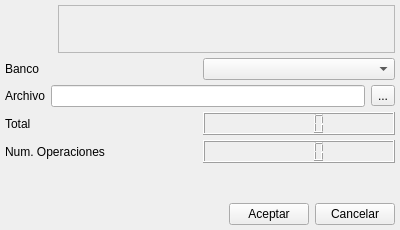
Above: bulmages/bulmafact/plugins/pluginbf_q19/q19base.ui from eboladev/Bulmages-1 before the change. Below: the same form after it.
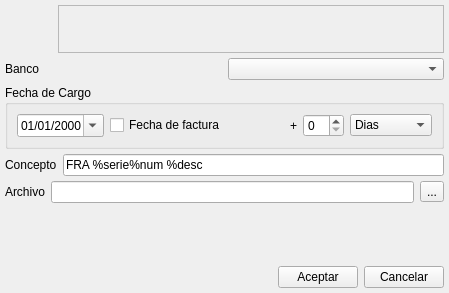
That is the form after the change. Icons and pictures are not drawn. Custom widgets are drawn as their Qt base class.

Commit message: Arreglo alguns bugs de remeses bancàries (q19): una sola capçalera per n dates, codificació del fitxer, continguts... no els recordo tots. Hauria de ser com les correccions de la branca docsMonolitic, però amb sufixe configurable a la fitxa del banc. Falta acabar de provar que generi els fitxers igual que la branca i després si algú ho vol provar amb un banc real. També falta treure caracters no ascii dels missatges i adaptar el gettext. A veure quan puc fer-ho.

```diff
--- a/bulmages/bulmafact/plugins/pluginbf_q19/q19base.ui
+++ b/bulmages/bulmafact/plugins/pluginbf_q19/q19base.ui
@@ -5,28 +5,28 @@
    <rect>
     <x>0</x>
     <y>0</y>
-    <width>400</width>
-    <height>230</height>
+    <width>449</width>
+    <height>293</height>
    </rect>
   </property>
   <property name="windowTitle" >
    <string>Generacion Q19</string>
   </property>
   <layout class="QVBoxLayout" >
-   <property name="margin" >
-    <number>5</number>
-   </property>
    <property name="spacing" >
     <number>5</number>
    </property>
+   <property name="margin" >
+    <number>5</number>
+   </property>
    <item>
     <layout class="QHBoxLayout" >
-     <property name="margin" >
-      <number>0</number>
-     </property>
      <property name="spacing" >
       <number>5</number>
      </property>
+     <property name="margin" >
+      <number>0</number>
+     </property>
      <item>
       <widget class="QLabel" name="label_5" >
        <property name="minimumSize" >
@@ -69,7 +69,7 @@
           <property name="sizeType" >
            <enum>QSizePolicy::Expanding</enum>
           </property>
-          <property name="sizeHint" >
+          <property name="sizeHint" stdset="0" >
            <size>
             <width>291</width>
             <height>31</height>
@@ -84,17 +84,20 @@
    </item>
    <item>
     <layout class="QHBoxLayout" >
-     <property name="margin" >
-      <number>0</number>
-     </property>
      <property name="spacing" >
       <number>6</number>
      </property>
+     <property name="margin" >
+      <number>0</number>
+     </property>
      <item>
       <widget class="QLabel" name="label" >
        <property name="text" >
         <string>Banco</string>
        </property>
+       <property name="buddy" >
+        <cstring>mui_idbanco</cstring>
+       </property>
       </widget>
      </item>
      <item>
@@ -102,19 +105,150 @@
      </item>
     </layout>
    </item>
+   <item>
+    <widget class="QGroupBox" name="groupBox" >
+     <property name="minimumSize" >
+      <size>
+       <width>0</width>
+       <height>50</height>
+      </size>
+     </property>
+     <property name="title" >
+      <string>Fecha de Cargo</string>
+     </property>
+     <layout class="QHBoxLayout" name="horizontalLayout" >
+      <item>
+       <widget class="QDateEdit" name="mui_fecha" >
+        <property name="displayFormat" >
+         <string>dd/MM/yyyy</string>
+        </property>
+        <property name="calendarPopup" >
+         <bool>true</bool>
+        </property>
+       </widget>
+      </item>
+      <item>
+       <widget class="QCheckBox" name="mui_fechafac" >
+        <property name="sizePolicy" >
+         <sizepolicy vsizetype="Fixed" hsizetype="Expanding" >
+          <horstretch>0</horstretch>
+          <verstretch>0</verstretch>
+         </sizepolicy>
+        </property>
+        <property name="text" >
+         <string>Fecha de factura</string>
+        </property>
+       </widget>
+      </item>
+      <item>
+       <widget class="QLabel" name="label_6" >
+        <property name="sizePolicy" >
+         <sizepolicy vsizetype="Preferred" hsizetype="Minimum" >
+          <horstretch>0</horstretch>
+          <verstretch>0</verstretch>
+         </sizepolicy>
+        </property>
+        <property name="text" >
+         <string>+</string>
+        </property>
+       </widget>
+      </item>
+      <item>
+       <widget class="QSpinBox" name="mui_dias" />
+      </item>
+      <item>
+       <widget class="QComboBox" name="mui_unidad" >
+        <property name="insertPolicy" >
+         <enum>QComboBox::NoInsert</enum>
+        </property>
+        <item>
+         <property name="text" >
+          <string>Dias</string>
+         </property>
+        </item>
+        <item>
+         <property name="text" >
+          <string>Semanas</string>
+         </property>
+        </item>
+        <item>
+         <property name="text" >
+          <string>Meses</string>
+         </property>
+        </item>
+        <item>
+         <property name="text" >
+          <string>Años</string>
+         </property>
+        </item>
+       </widget>
+      </item>
+     </layout>
+    </widget>
+   </item>
    <item>
     <layout class="QHBoxLayout" >
+     <property name="spacing" >
+      <number>6</number>
+     </property>
      <property name="margin" >
       <number>0</number>
      </property>
+     <item>
+      <widget class="QLabel" name="label_3" >
+       <property name="text" >
+        <string>Concepto</string>
+       </property>
+       <property name="buddy" >
+        <cstring>mui_concepto</cstring>
+       </property>
+      </widget>
+     </item>
+     <item>
+      <widget class="QLineEdit" name="mui_concepto" >
+       <property name="toolTip" >
+        <string>&lt;!DOCTYPE HTML PUBLIC "-//W3C//DTD HTML 4.0//EN" "http://www.w3.org/TR/REC-html40/strict.dtd">
+&lt;html>&lt;head>&lt;meta name="qrichtext" content="1" />&lt;style type="text/css">
+p, li { white-space: pre-wrap; }
+&lt;/style>&lt;/head>&lt;body style=" font-family:'Sans Serif'; font-size:9pt; font-weight:400; font-style:normal;">
+&lt;p style=" margin-top:0px; margin-bottom:0px; margin-left:0px; margin-right:0px; -qt-block-indent:0; text-indent:0px;">Patrón del texto que recibirán los clientes de su banco como concepto. El concepto será el texto introducido aquí sustituyendo los siguientes parámetros por su valor para cada factura&lt;/p>
+&lt;p style=" margin-top:0px; margin-bottom:0px; margin-left:0px; margin-right:0px; -qt-block-indent:0; text-indent:0px;">&lt;span style=" font-weight:600;">%serie&lt;/span> - Serie de la factura&lt;/p>
+&lt;p style=" margin-top:0px; margin-bottom:0px; margin-left:0px; margin-right:0px; -qt-block-indent:0; text-indent:0px;">&lt;span style=" font-weight:600;">%num&lt;/span> - Número de facturra&lt;/p>
+&lt;p style=" margin-top:0px; margin-bottom:0px; margin-left:0px; margin-right:0px; -qt-block-indent:0; text-indent:0px;">&lt;span style=" font-weight:600;">%id&lt;/span> - identificador interno de la factura&lt;/p>
+&lt;p style=" margin-top:0px; margin-bottom:0px; margin-left:0px; margin-right:0px; -qt-block-indent:0; text-indent:0px;">&lt;span style=" font-weight:600;">%fechafac[&lt;/span>&lt;span style=" font-weight:600; font-style:italic;">dd.MM.yyyy&lt;/span>&lt;span style=" font-weight:600;">]&lt;/span> - fecha de factura en algun formato aceptado por postgresql&lt;/p>
+&lt;p style=" margin-top:0px; margin-bottom:0px; margin-left:0px; margin-right:0px; -qt-block-indent:0; text-indent:0px;">&lt;span style=" font-weight:600;">%fecharec[&lt;/span>&lt;span style=" font-weight:600; font-style:italic;">dd.MM.yyyy&lt;/span>&lt;span style=" font-weight:600;">]&lt;/span> - fecha de cargo del recibo en algun formato aceptado por postgresql (puede coincidir o no con la fecha de la factura, según lo que indique en Fecha de Cargo)&lt;/p>
+&lt;p style=" margin-top:0px; margin-bottom:0px; margin-left:0px; margin-right:0px; -qt-block-indent:0; text-indent:0px;">&lt;span style=" font-weight:600;">%desc&lt;/span> - Texto de descripción de la factura&lt;/p>
+&lt;p style=" margin-top:0px; margin-bottom:0px; margin-left:0px; margin-right:0px; -qt-block-indent:0; text-indent:0px;">&lt;span style=" font-weight:600;">%ref&lt;/span> - referencia de la factura.&lt;/p>
+&lt;p style=" margin-top:0px; margin-bottom:0px; margin-left:0px; margin-right:0px; -qt-block-indent:0; text-indent:0px;">&lt;span style=" font-weight:600;">%base&lt;/span> - base imponible&lt;/p>
+&lt;p style=" margin-top:0px; margin-bottom:0px; margin-left:0px; margin-right:0px; -qt-block-indent:0; text-indent:0px;">&lt;span style=" font-weight:600;">%imp&lt;/span> - impuestos&lt;/p>
+&lt;p style=" margin-top:0px; margin-bottom:0px; margin-left:0px; margin-right:0px; -qt-block-indent:0; text-indent:0px;">&lt;span style=" font-weight:600;">%total&lt;/span> - total con impuestos incluidos&lt;/p>
+&lt;p style=" margin-top:0px; margin-bottom:0px; margin-left:0px; margin-right:0px; -qt-block-indent:0; text-indent:0px;">&lt;span style=" font-weight:600;">%coment&lt;/span> - comentario de la factura&lt;/p>
+&lt;p style=" margin-top:0px; margin-bottom:0px; margin-left:0px; margin-right:0px; -qt-block-indent:0; text-indent:0px;">&lt;span style=" font-weight:600;">%contact&lt;/span> - persona de contacto&lt;/p>
+&lt;p style="-qt-paragraph-type:empty; margin-top:0px; margin-bottom:0px; margin-left:0px; margin-right:0px; -qt-block-indent:0; text-indent:0px;">&lt;/p>&lt;/body>&lt;/html></string>
+       </property>
+       <property name="text" >
+        <string>FRA %serie%num %desc </string>
+       </property>
+      </widget>
+     </item>
+    </layout>
+   </item>
+   <item>
+    <layout class="QHBoxLayout" >
      <property name="spacing" >
       <number>6</number>
      </property>
+     <property name="margin" >
+      <number>0</number>
+     </property>
      <item>
       <widget class="QLabel" name="label_2" >
        <property name="text" >
         <string>Archivo</string>
        </property>
+       <property name="buddy" >
+        <cstring>mui_archivo</cstring>
+       </property>
       </widget>
      </item>
      <item>
@@ -129,73 +263,33 @@
      </item>
     </layout>
    </item>
-   <item>
-    <layout class="QHBoxLayout" >
-     <property name="margin" >
-      <number>0</number>
-     </property>
-     <property name="spacing" >
-      <number>6</number>
-     </property>
-     <item>
-      <widget class="QLabel" name="label_3" >
-       <property name="text" >
-        <string>Total</string>
-       </property>
-      </widget>
-     </item>
-     <item>
-      <widget class="QLCDNumber" name="lcdNumber" />
-     </item>
-    </layout>
-   </item>
-   <item>
-    <layout class="QHBoxLayout" >
-     <property name="margin" >
-      <number>0</number>
-     </property>
-     <property name="spacing" >
-      <number>6</number>
-     </property>
-     <item>
-      <widget class="QLabel" name="label_4" >
-       <property name="text" >
-        <string>Num. Operaciones</string>
-       </property>
-      </widget>
-     </item>
-     <item>
-      <widget class="QLCDNumber" name="lcdNumber_2" />
-     </item>
-    </layout>
-   </item>
    <item>
     <spacer>
      <property name="orientation" >
       <enum>Qt::Vertical</enum>
      </property>
-     <property name="sizeHint" >
+     <property name="sizeHint" stdset="0" >
       <size>
        <width>20</width>
-       <height>40</height>
+       <height>20</height>
       </size>
      </property>
     </spacer>
    </item>
    <item>
     <layout class="QHBoxLayout" >
-     <property name="margin" >
-      <number>0</number>
-     </property>
      <property name="spacing" >
       <number>6</number>
      </property>
+     <property name="margin" >
+      <number>0</number>
+     </property>
      <item>
       <spacer>
        <property name="orientation" >
         <enum>Qt::Horizontal</enum>
        </property>
-       <property name="sizeHint" >
+       <property name="sizeHint" stdset="0" >
         <size>
          <width>40</width>
          <height>20</height>
```
Left out of the diff: 31 changed lines with no effect on the pictures. The commit also changes 12 other files.
